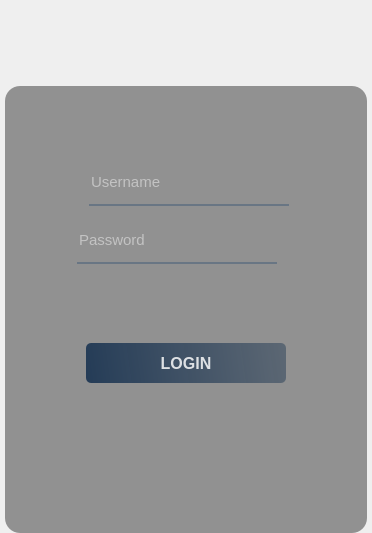
Before: the Qt Designer form UIFiles/login_UI.ui in DORSA-co/MSC_Conveyor, drawn with Qt 5.
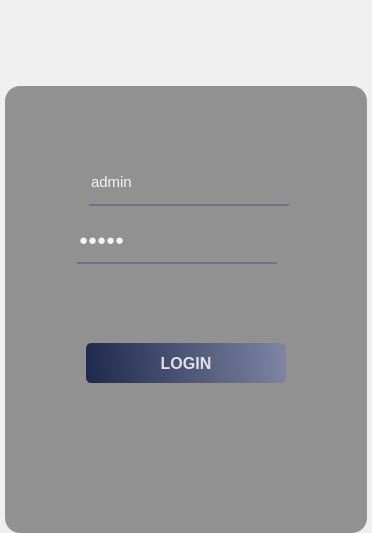
After: the same form once the commit is applied. Icons and pictures are not drawn.

What changed in the file:
```diff
--- a/UIFiles/login_UI.ui
+++ b/UIFiles/login_UI.ui
@@ -86,7 +86,7 @@
 }
 
 #login_btn{
-	background-color: qlineargradient(spread:pad, x1:0, y1:0.505682, x2:1, y2:0.477, stop:0 rgba(20, 47, 78, 219), stop:1 rgba(85, 98, 112, 226));
+	background-color: qlineargradient(spread:pad, x1:0, y1:0.505682, x2:1, y2:0.477, stop:0 #1F2A4D, stop:1 #7E84A2);
 	color: rgba(255, 255, 255, 210);
 	border-radius: 5px;
 }
@@ -329,6 +329,9 @@
                              <property name="styleSheet">
                               <string notr="true"/>
                              </property>
+                             <property name="text">
+                              <string>admin</string>
+                             </property>
                              <property name="placeholderText">
                               <string>Username</string>
                              </property>
@@ -423,6 +426,9 @@
                              <property name="styleSheet">
                               <string notr="true"/>
                              </property>
+                             <property name="text">
+                              <string>admin</string>
+                             </property>
                              <property name="echoMode">
                               <enum>QLineEdit::Password</enum>
                              </property>
```
Left out of the diff: 4 changed lines with no effect on the pictures.
